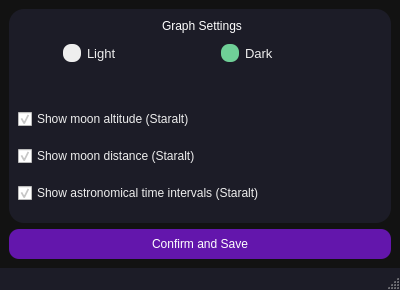
Qt form UI/graphsetwindow.ui (krmerdem/Astro-Observer-Plan) before a commit.
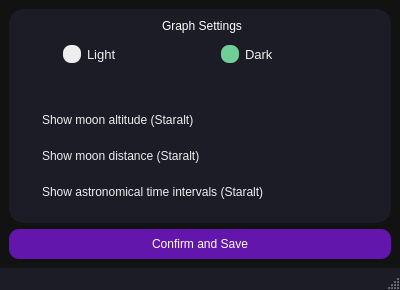
The same form after that commit. Icons and pictures are not drawn.

```diff
--- a/UI/graphsetwindow.ui
+++ b/UI/graphsetwindow.ui
@@ -142,6 +142,38 @@
 background-color: #524eee;
 }
 
+QCheckBox::indicator {
+width: 18px;
+height: 18px;
+border-radius:8px;
+}
+
+QCheckBox::indicator::unchecked
+{
+   background-color: #eeeeee;
+}
+QCheckBox::indicator:unchecked:hover
+{
+    background-color: #6316AC;
+}
+QCheckBox::indicator::checked 
+{
+   image: url(:/icon/icon/check.svg)
+}
+
+QCheckBox::indicator:checked:pressed 
+{
+   background-color: #7e31b5;
+}
+
+QCheckBox::indicator:unchecked:pressed 
+{
+   background-color: #7e31b5;
+}
+
+QCheckBox{
+color: #eeeeee;
+}
 </string>
   </property>
   <widget class="QWidget" name="centralwidget">
```
